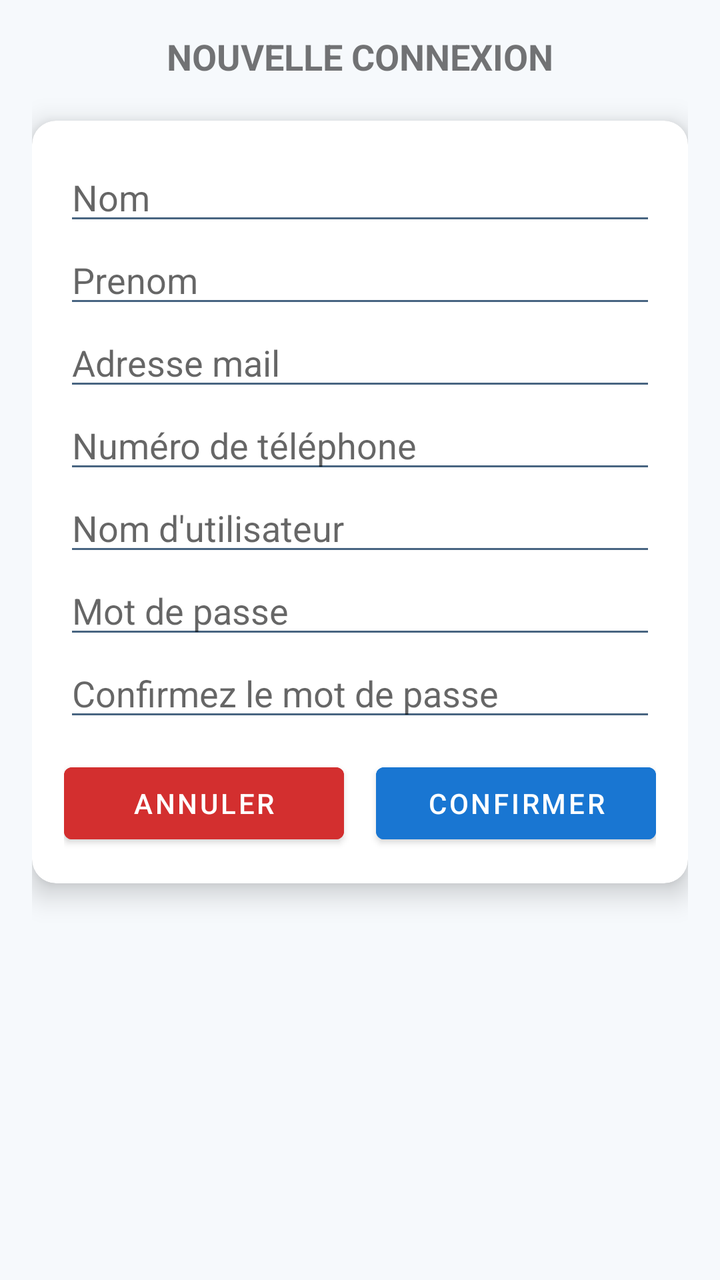
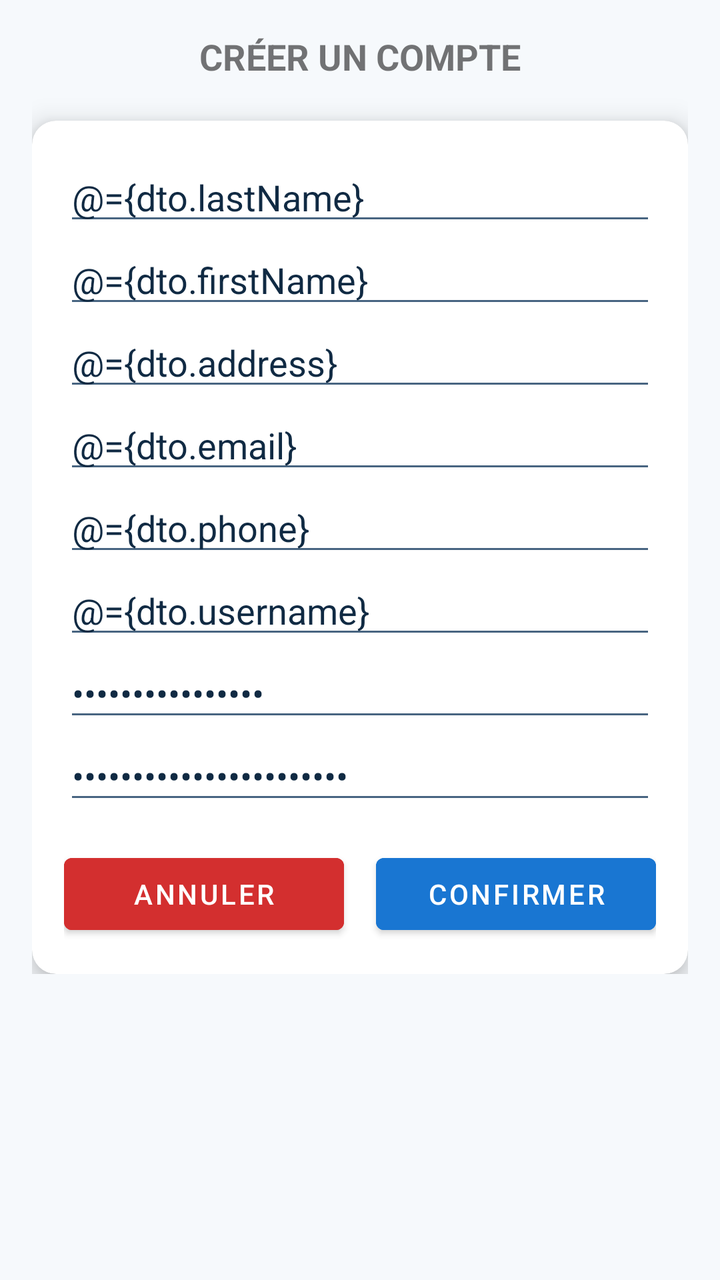

Compare the two renders of this Android layout. The source of the first and the diff that turns it into the second are given below.
<!-- AndroidManifest.xml: application theme Theme.CitoyenActif.NoActionBar -->
<!-- res/layout/sign_up_frag.xml -->
<?xml version="1.0" encoding="utf-8"?>
<layout xmlns:app="http://schemas.android.com/apk/res-auto">

    <androidx.constraintlayout.widget.ConstraintLayout
        xmlns:android="http://schemas.android.com/apk/res/android"
        android:layout_width="match_parent"
        android:layout_height="match_parent"
        android:padding="16dp">

        
        <TextView
            android:id="@+id/welcome_message"
            android:layout_width="wrap_content"
            android:layout_height="wrap_content"
            android:text="NOUVELLE CONNEXION"
            android:textStyle="bold"
            android:textSize="18dp"
            app:layout_constraintTop_toTopOf="parent"
            app:layout_constraintStart_toStartOf="parent"
            app:layout_constraintEnd_toEndOf="parent" />

        
        <com.google.android.material.card.MaterialCardView
            android:id="@+id/form_card"
            android:layout_width="0dp"
            android:layout_height="wrap_content"
            android:layout_marginTop="20dp"
            app:cardCornerRadius="12dp"
            app:cardElevation="8dp"
            app:layout_constraintTop_toBottomOf="@id/welcome_message"
            app:layout_constraintStart_toStartOf="parent"
            app:layout_constraintEnd_toEndOf="parent">

            
            <LinearLayout
                android:layout_width="match_parent"
                android:layout_height="wrap_content"
                android:orientation="vertical"
                android:padding="16dp">

                
                <EditText
                    android:id="@+id/name"
                    android:layout_width="match_parent"
                    android:layout_height="wrap_content"
                    android:hint="Nom"/>

                
                <EditText
                    android:id="@+id/first_name"
                    android:layout_width="match_parent"
                    android:layout_height="wrap_content"
                    android:hint="Prenom"/>

                
                <EditText
                    android:id="@+id/email"
                    android:layout_width="match_parent"
                    android:layout_height="wrap_content"
                    android:hint="Adresse mail"/>

                
                <EditText
                    android:id="@+id/phone_number"
                    android:layout_width="match_parent"
                    android:layout_height="wrap_content"
                    android:hint="Numéro de téléphone"/>

                
                <EditText
                    android:id="@+id/username"
                    android:layout_width="match_parent"
                    android:layout_height="wrap_content"
                    android:hint="Nom d'utilisateur"/>

                
                <EditText
                    android:id="@+id/password"
                    android:layout_width="match_parent"
                    android:layout_height="wrap_content"
                    android:hint="Mot de passe"
                    android:inputType="textPassword"/>

                
                <EditText
                    android:id="@+id/confirm_password"
                    android:layout_width="match_parent"
                    android:layout_height="wrap_content"
                    android:hint="Confirmez le mot de passe"
                    android:inputType="textPassword"/>

                
                <LinearLayout
                    android:layout_width="match_parent"
                    android:layout_height="wrap_content"
                    android:orientation="horizontal"
                    android:layout_marginTop="12dp">

                    
                    <Button
                        android:id="@+id/cancel_button"
                        android:layout_width="0dp"
                        android:layout_weight="1"
                        android:layout_height="wrap_content"
                        android:text="ANNULER"
                        android:backgroundTint="#D32F2F"/>

                    
                    <Space
                        android:layout_width="16dp"
                        android:layout_height="wrap_content"/>

                    
                    <Button
                        android:id="@+id/confirm_button"
                        android:layout_width="0dp"
                        android:layout_weight="1"
                        android:layout_height="wrap_content"
                        android:text="CONFIRMER"
                        android:backgroundTint="#1976D2"/>

                </LinearLayout>

            </LinearLayout>

        </com.google.android.material.card.MaterialCardView>

    </androidx.constraintlayout.widget.ConstraintLayout>
</layout>
<!-- resources referenced by this layout -->
<resources>
  <style name="Theme.CitoyenActif.NoActionBar" parent="Theme.MaterialComponents.DayNight.NoActionBar">
  
          
          <item name="colorPrimary">@color/sky_blue</item>
          <item name="colorPrimaryVariant">@color/sky_blue_dark</item>
          <item name="colorSecondary">@color/accent_teal</item>
  
          
          <item name="android:windowBackground">@color/app_background</item>
  
          
          <item name="android:textColorPrimary">@color/text_primary</item>
          <item name="android:textColorSecondary">@color/text_secondary</item>
  
          
          <item name="android:statusBarColor">@color/sky_blue_dark</item>
      </style>
  <color name="sky_blue">#4FC3F7</color>
  <color name="sky_blue_dark">#0288D1</color>
  <color name="accent_teal">#26C6DA</color>
  <color name="app_background">#F6F9FC</color>
  <color name="text_primary">#102A43</color>
  <color name="text_secondary">#486581</color>
</resources>

<!-- the commit's change to res/layout/sign_up_frag.xml (unified diff, before → after) -->
@@ -1,129 +1,159 @@
 <?xml version="1.0" encoding="utf-8"?>
 <layout xmlns:app="http://schemas.android.com/apk/res-auto">
 
-    <androidx.constraintlayout.widget.ConstraintLayout
+    
+    <data>
+        <variable
+            name="dto"
+            type="com.example.citoyenactif.model.dto.UserCreateDTO" />
+    </data>
+
+    <ScrollView
         xmlns:android="http://schemas.android.com/apk/res/android"
         android:layout_width="match_parent"
-        android:layout_height="match_parent"
-        android:padding="16dp">
+        android:layout_height="match_parent">
 
-        
-        <TextView
-            android:id="@+id/welcome_message"
-            android:layout_width="wrap_content"
+        <androidx.constraintlayout.widget.ConstraintLayout
+            android:layout_width="match_parent"
             android:layout_height="wrap_content"
-            android:text="NOUVELLE CONNEXION"
-            android:textStyle="bold"
-            android:textSize="18dp"
-            app:layout_constraintTop_toTopOf="parent"
-            app:layout_constraintStart_toStartOf="parent"
-            app:layout_constraintEnd_toEndOf="parent" />
-
-        
-        <com.google.android.material.card.MaterialCardView
-            android:id="@+id/form_card"
-            android:layout_width="0dp"
-            android:layout_height="wrap_content"
-            android:layout_marginTop="20dp"
-            app:cardCornerRadius="12dp"
-            app:cardElevation="8dp"
-            app:layout_constraintTop_toBottomOf="@id/welcome_message"
-            app:layout_constraintStart_toStartOf="parent"
-            app:layout_constraintEnd_toEndOf="parent">
+            android:padding="16dp">
 
             
-            <LinearLayout
-                android:layout_width="match_parent"
+            <TextView
+                android:id="@+id/welcome_message"
+                android:layout_width="wrap_content"
                 android:layout_height="wrap_content"
-                android:orientation="vertical"
-                android:padding="16dp">
+                android:text="CRÉER UN COMPTE"
+                android:textStyle="bold"
+                android:textSize="18sp"
+                app:layout_constraintTop_toTopOf="parent"
+                app:layout_constraintStart_toStartOf="parent"
+                app:layout_constraintEnd_toEndOf="parent" />
 
-                
-                <EditText
-                    android:id="@+id/name"
-                    android:layout_width="match_parent"
-                    android:layout_height="wrap_content"
-                    android:hint="Nom"/>
+            
+            <com.google.android.material.card.MaterialCardView
+                android:id="@+id/form_card"
+                android:layout_width="0dp"
+                android:layout_height="wrap_content"
+                android:layout_marginTop="20dp"
+                app:cardCornerRadius="12dp"
+                app:cardElevation="8dp"
+                app:layout_constraintTop_toBottomOf="@id/welcome_message"
+                app:layout_constraintStart_toStartOf="parent"
+                app:layout_constraintEnd_toEndOf="parent">
 
-                
-                <EditText
-                    android:id="@+id/first_name"
-                    android:layout_width="match_parent"
-                    android:layout_height="wrap_content"
-                    android:hint="Prenom"/>
-
-                
-                <EditText
-                    android:id="@+id/email"
-                    android:layout_width="match_parent"
-                    android:layout_height="wrap_content"
-                    android:hint="Adresse mail"/>
-
-                
-                <EditText
-                    android:id="@+id/phone_number"
-                    android:layout_width="match_parent"
-                    android:layout_height="wrap_content"
-                    android:hint="Numéro de téléphone"/>
-
-                
-                <EditText
-                    android:id="@+id/username"
-                    android:layout_width="match_parent"
-                    android:layout_height="wrap_content"
-                    android:hint="Nom d'utilisateur"/>
-
-                
-                <EditText
-                    android:id="@+id/password"
-                    android:layout_width="match_parent"
-                    android:layout_height="wrap_content"
-                    android:hint="Mot de passe"
-                    android:inputType="textPassword"/>
-
-                
-                <EditText
-                    android:id="@+id/confirm_password"
-                    android:layout_width="match_parent"
-                    android:layout_height="wrap_content"
-                    android:hint="Confirmez le mot de passe"
-                    android:inputType="textPassword"/>
-
-                
                 <LinearLayout
                     android:layout_width="match_parent"
                     android:layout_height="wrap_content"
-                    android:orientation="horizontal"
-                    android:layout_marginTop="12dp">
+                    android:orientation="vertical"
+                    android:padding="16dp">
 
                     
-                    <Button
-                        android:id="@+id/cancel_button"
-                        android:layout_width="0dp"
-                        android:layout_weight="1"
+                    <EditText
+                        android:id="@+id/name"
+                        android:layout_width="match_parent"
                         android:layout_height="wrap_content"
-                        android:text="ANNULER"
-                        android:backgroundTint="#D32F2F"/>
+                        android:hint="Nom"
+                        android:inputType="textPersonName"
+                        android:text="@={dto.lastName}" />
 
                     
-                    <Space
-                        android:layout_width="16dp"
-                        android:layout_height="wrap_content"/>
+                    <EditText
+                        android:id="@+id/first_name"
+                        android:layout_width="match_parent"
+                        android:layout_height="wrap_content"
+                        android:hint="Prénom"
+                        android:inputType="textPersonName"
+                        android:text="@={dto.firstName}" />
 
                     
-                    <Button
-                        android:id="@+id/confirm_button"
-                        android:layout_width="0dp"
-                        android:layout_weight="1"
+                    <EditText
+                        android:id="@+id/address"
+                        android:layout_width="match_parent"
                         android:layout_height="wrap_content"
-                        android:text="CONFIRMER"
-                        android:backgroundTint="#1976D2"/>
+                        android:hint="Adresse"
+                        android:inputType="textPostalAddress"
+                        android:text="@={dto.address}" />
+
+                    
+                    <EditText
+                        android:id="@+id/email"
+                        android:layout_width="match_parent"
+                        android:layout_height="wrap_content"
+                        android:hint="Adresse courriel"
+                        android:inputType="textEmailAddress"
+                        android:text="@={dto.email}" />
+
+                    
+                    <EditText
+                        android:id="@+id/phone_number"
+                        android:layout_width="match_parent"
+                        android:layout_height="wrap_content"
+                        android:hint="Numéro de téléphone (10 chiffres)"
+                        android:inputType="phone"
+                        android:text="@={dto.phone}" />
+
+                    
+                    <EditText
+                        android:id="@+id/username"
+                        android:layout_width="match_parent"
+                        android:layout_height="wrap_content"
+                        android:hint="Nom d'utilisateur"
+                        android:inputType="text"
+                        android:text="@={dto.username}" />
+
+                    
+                    <EditText
+                        android:id="@+id/password"
+                        android:layout_width="match_parent"
+                        android:layout_height="wrap_content"
+                        android:hint="Mot de passe (min 6 caractères)"
+                        android:inputType="textPassword"
+                        android:text="@={dto.password}" />
+
+                    
+                    <EditText
+                        android:id="@+id/confirm_password"
+                        android:layout_width="match_parent"
+                        android:layout_height="wrap_content"
+                        android:hint="Confirmez le mot de passe"
+                        android:inputType="textPassword"
+                        android:text="@={dto.confirmPassword}" />
+
+                    
+                    <LinearLayout
+                        android:layout_width="match_parent"
+                        android:layout_height="wrap_content"
+                        android:orientation="horizontal"
+                        android:layout_marginTop="16dp">
+
+                        <Button
+                            android:id="@+id/cancel_button"
+                            android:layout_width="0dp"
+                            android:layout_weight="1"
+                            android:layout_height="wrap_content"
+                            android:text="ANNULER"
+                            android:backgroundTint="#D32F2F" />
+
+                        <Space
+                            android:layout_width="16dp"
+                            android:layout_height="wrap_content" />
+
+                        <Button
+                            android:id="@+id/confirm_button"
+                            android:layout_width="0dp"
+                            android:layout_weight="1"
+                            android:layout_height="wrap_content"
+                            android:text="CONFIRMER"
+                            android:backgroundTint="#1976D2" />
+
+                    </LinearLayout>
 
                 </LinearLayout>
 
-            </LinearLayout>
+            </com.google.android.material.card.MaterialCardView>
 
-        </com.google.android.material.card.MaterialCardView>
+        </androidx.constraintlayout.widget.ConstraintLayout>
 
-    </androidx.constraintlayout.widget.ConstraintLayout>
+    </ScrollView>
 </layout>
